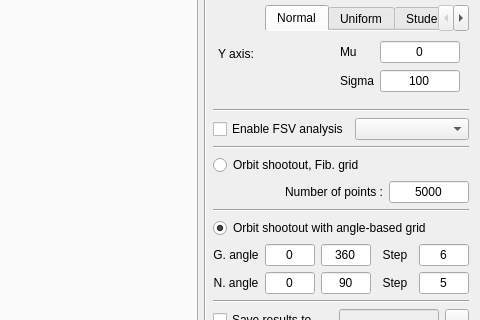
Before: the Qt Designer form UI/statsshow.ui in bakeryproducts/ConstructorM4, drawn with Qt 5; both pictures show x 183 to 663 and y 156 to 476 of the 663 by 772 pixel window.
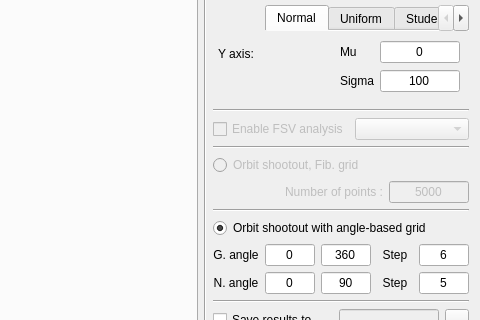
After: the same form once the commit is applied.

Diff of the .ui file:
```diff
--- a/UI/statsshow.ui
+++ b/UI/statsshow.ui
@@ -1401,6 +1401,9 @@
       <layout class="QHBoxLayout" name="horizontalLayout_6">
        <item>
         <widget class="QCheckBox" name="chb_fsv">
+         <property name="enabled">
+          <bool>false</bool>
+         </property>
          <property name="text">
           <string>Enable FSV analysis</string>
          </property>
@@ -1408,6 +1411,9 @@
        </item>
        <item>
         <widget class="QComboBox" name="cmb_fcv">
+         <property name="enabled">
+          <bool>false</bool>
+         </property>
          <property name="sizePolicy">
           <sizepolicy hsizetype="Minimum" vsizetype="Fixed">
            <horstretch>0</horstretch>
@@ -1429,6 +1435,9 @@
       <layout class="QHBoxLayout" name="horizontalLayout_7">
        <item>
         <widget class="QRadioButton" name="rdb_regorbit">
+         <property name="enabled">
+          <bool>false</bool>
+         </property>
          <property name="text">
           <string>Orbit shootout, Fib. grid</string>
          </property>
@@ -1440,6 +1449,9 @@
       <layout class="QHBoxLayout" name="horizontalLayout_9">
        <item>
         <widget class="QLabel" name="label_32">
+         <property name="enabled">
+          <bool>false</bool>
+         </property>
          <property name="sizePolicy">
           <sizepolicy hsizetype="Minimum" vsizetype="Preferred">
            <horstretch>0</horstretch>
@@ -1456,6 +1468,9 @@
        </item>
        <item>
         <widget class="QLineEdit" name="ln_regpoints">
+         <property name="enabled">
+          <bool>false</bool>
+         </property>
          <property name="sizePolicy">
           <sizepolicy hsizetype="Minimum" vsizetype="Fixed">
            <horstretch>0</horstretch>
```
